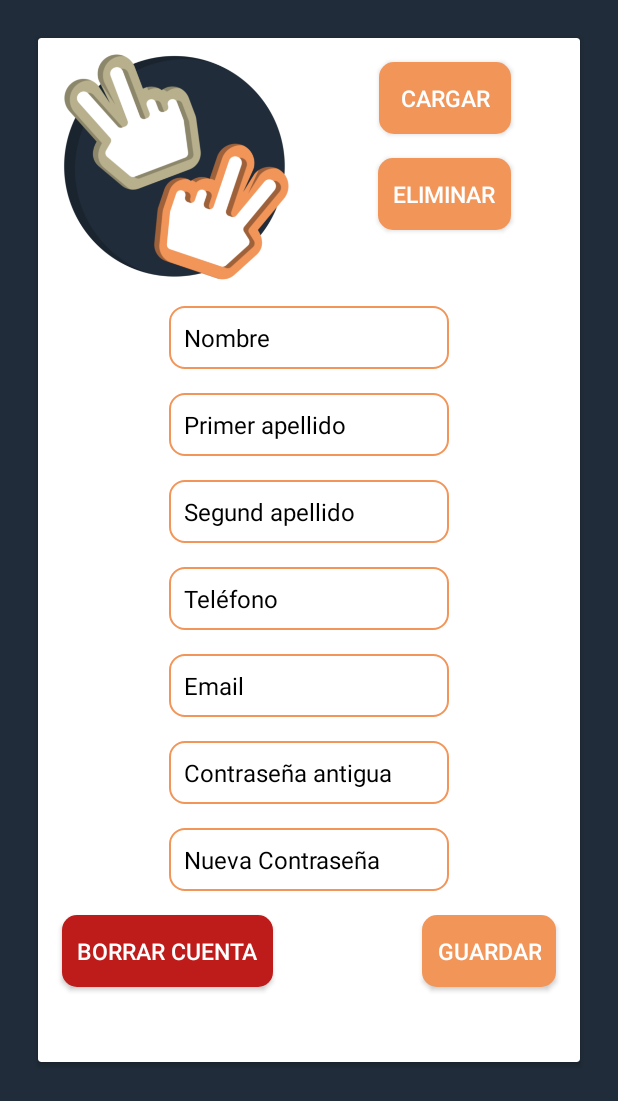
After one commit to alvvdc/secondlife, an Android app: the fragment ProfileFragment shown on its own in the app's theme, on a phone screen of 412 x 824 dp. The commit adds this screen. Shown: the top 1101 px of the screen. Run offline under Robolectric (Android 15) with nearby library versions, the phone set to English and light mode, and no system bars.

Commit message:
Layout para mostrar el perfil y sus opciones, modificados los layouts ya creados con un scrollview para ser responsivos

```diff
--- /dev/null
+++ b/frontend/app/src/main/java/com/iesvirgendelcarmen/secondlife/ui/ProfileFragment.kt
@@ -0,0 +1,19 @@
+package com.iesvirgendelcarmen.secondlife.ui
+
+import android.content.Context
+import android.net.Uri
+import android.os.Bundle
+import androidx.fragment.app.Fragment
+import android.view.LayoutInflater
+import android.view.View
+import android.view.ViewGroup
+
+import com.iesvirgendelcarmen.secondlife.R
+
+
+class ProfileFragment : Fragment() {
+
+    override fun onCreateView(inflater: LayoutInflater, container: ViewGroup?, savedInstanceState: Bundle?): View? {
+        return inflater.inflate(R.layout.profile, container, false)
+    }
+}
--- /dev/null
+++ b/frontend/app/src/main/res/drawable/rounded_shape3.xml
@@ -0,0 +1,13 @@
+<?xml version="1.0" encoding="utf-8"?>
+<shape
+    xmlns:android="http://schemas.android.com/apk/res/android"
+    android:shape="rectangle"   >
+
+    <solid
+        android:color="@color/color7" >
+    </solid>
+
+    <corners
+        android:radius="10dp"   >
+    </corners>
+</shape>
--- a/frontend/app/src/main/res/layout/login.xml
+++ b/frontend/app/src/main/res/layout/login.xml
@@ -1,7 +1,24 @@
-<?xml version="1.0" encoding="utf-8"?>
 <androidx.constraintlayout.widget.ConstraintLayout xmlns:android="http://schemas.android.com/apk/res/android"
     xmlns:app="http://schemas.android.com/apk/res-auto"
     xmlns:tools="http://schemas.android.com/tools"
+    android:layout_width="match_parent"
+    android:layout_height="match_parent"
+    android:background="#2B000000">
+
+    <ScrollView
+        android:layout_width="match_parent"
+        android:layout_height="match_parent"
+        app:layout_constraintBottom_toBottomOf="parent"
+        app:layout_constraintEnd_toEndOf="parent"
+        app:layout_constraintStart_toStartOf="parent"
+        app:layout_constraintTop_toTopOf="parent">
+
+        <androidx.cardview.widget.CardView
+            android:layout_width="match_parent"
+            android:layout_height="match_parent"
+            android:layout_margin="25dp">
+
+            <androidx.constraintlayout.widget.ConstraintLayout
                 android:layout_width="match_parent"
                 android:layout_height="match_parent">
 
@@ -49,20 +66,22 @@
                     android:id="@+id/textView"
                     android:layout_width="wrap_content"
                     android:layout_height="wrap_content"
+                    android:layout_marginTop="100dp"
                     android:layout_marginBottom="16dp"
                     android:text="¿Aun no tienes cuenta?"
                     android:textColor="#000000"
                     android:textSize="20dp"
                     app:layout_constraintBottom_toTopOf="@+id/register"
                     app:layout_constraintEnd_toEndOf="parent"
-        app:layout_constraintStart_toStartOf="parent" />
+                    app:layout_constraintStart_toStartOf="parent"
+                    app:layout_constraintTop_toBottomOf="@+id/login" />
 
                 <Button
                     android:id="@+id/register"
                     style="@style/AppTheme.ButtonCustom"
                     android:layout_width="wrap_content"
                     android:layout_height="wrap_content"
-        android:layout_marginBottom="32dp"
+                    android:layout_marginBottom="50dp"
                     android:text="Registrarme"
                     app:layout_constraintBottom_toBottomOf="parent"
                     app:layout_constraintEnd_toEndOf="parent"
@@ -95,3 +114,9 @@
                     android:orientation="horizontal"
                     app:layout_constraintGuide_percent="0.25" />
             </androidx.constraintlayout.widget.ConstraintLayout>
+
+        </androidx.cardview.widget.CardView>
+
+
+    </ScrollView>
+</androidx.constraintlayout.widget.ConstraintLayout>
--- /dev/null
+++ b/frontend/app/src/main/res/layout/profile.xml
@@ -0,0 +1,196 @@
+<?xml version="1.0" encoding="utf-8"?>
+<androidx.constraintlayout.widget.ConstraintLayout xmlns:android="http://schemas.android.com/apk/res/android"
+    xmlns:app="http://schemas.android.com/apk/res-auto"
+    xmlns:tools="http://schemas.android.com/tools"
+    android:layout_width="match_parent"
+    android:layout_height="match_parent"
+    android:background="@color/color2">
+
+
+    <ScrollView
+        android:layout_width="match_parent"
+        android:layout_height="match_parent"
+        app:layout_constraintBottom_toBottomOf="parent"
+        app:layout_constraintEnd_toEndOf="parent"
+        app:layout_constraintStart_toStartOf="parent"
+        app:layout_constraintTop_toTopOf="parent">
+
+        <androidx.cardview.widget.CardView
+            android:layout_width="match_parent"
+            android:layout_height="wrap_content"
+            android:layout_margin="25dp">
+
+            <androidx.constraintlayout.widget.ConstraintLayout
+                android:layout_width="match_parent"
+                android:layout_height="match_parent">
+
+                <ImageView
+                    android:id="@+id/imageView5"
+                    android:layout_width="0dp"
+                    android:layout_height="0dp"
+                    app:layout_constraintBottom_toTopOf="@+id/guideline5"
+                    app:layout_constraintEnd_toStartOf="@+id/guideline6"
+                    app:layout_constraintStart_toStartOf="parent"
+                    app:layout_constraintTop_toTopOf="parent"
+                    app:srcCompat="@drawable/logo" />
+
+                <androidx.constraintlayout.widget.Guideline
+                    android:id="@+id/guideline5"
+                    android:layout_width="wrap_content"
+                    android:layout_height="wrap_content"
+                    android:orientation="horizontal"
+                    app:layout_constraintGuide_percent="0.25" />
+
+                <androidx.constraintlayout.widget.Guideline
+                    android:id="@+id/guideline6"
+                    android:layout_width="wrap_content"
+                    android:layout_height="wrap_content"
+                    android:orientation="vertical"
+                    app:layout_constraintGuide_percent="0.5" />
+
+                <Button
+                    android:id="@+id/loadImage"
+                    style="@style/AppTheme.ButtonCustom"
+                    android:layout_width="wrap_content"
+                    android:layout_height="wrap_content"
+                    android:layout_marginTop="16dp"
+                    android:text="Cargar"
+                    app:layout_constraintEnd_toEndOf="parent"
+                    app:layout_constraintStart_toStartOf="@+id/guideline6"
+                    app:layout_constraintTop_toTopOf="parent" />
+
+                <Button
+                    android:id="@+id/removeImage"
+                    style="@style/AppTheme.ButtonCustom"
+                    android:layout_width="wrap_content"
+                    android:layout_height="wrap_content"
+                    android:layout_marginTop="16dp"
+                    android:text="Eliminar"
+                    app:layout_constraintEnd_toEndOf="parent"
+                    app:layout_constraintStart_toStartOf="@+id/guideline6"
+                    app:layout_constraintTop_toBottomOf="@+id/loadImage" />
+
+                <EditText
+                    android:id="@+id/editText"
+                    style="@style/AppTheme.EditTextCustom"
+                    android:layout_width="wrap_content"
+                    android:layout_height="wrap_content"
+                    android:layout_marginTop="8dp"
+                    android:ems="10"
+                    android:hint="Nombre"
+                    android:inputType="textPersonName"
+                    app:layout_constraintEnd_toEndOf="parent"
+                    app:layout_constraintStart_toStartOf="parent"
+                    app:layout_constraintTop_toTopOf="@+id/guideline5" />
+
+                <EditText
+                    android:id="@+id/editText2"
+                    style="@style/AppTheme.EditTextCustom"
+                    android:layout_width="wrap_content"
+                    android:layout_height="wrap_content"
+                    android:layout_marginTop="16dp"
+                    android:ems="10"
+                    android:hint="Primer apellido"
+                    android:inputType="textPersonName"
+                    app:layout_constraintEnd_toEndOf="parent"
+                    app:layout_constraintStart_toStartOf="parent"
+                    app:layout_constraintTop_toBottomOf="@+id/editText" />
+
+                <EditText
+                    android:id="@+id/editText3"
+                    style="@style/AppTheme.EditTextCustom"
+                    android:layout_width="wrap_content"
+                    android:layout_height="wrap_content"
+                    android:layout_marginTop="16dp"
+                    android:ems="10"
+                    android:hint="Segund apellido"
+                    android:inputType="textPersonName"
+                    app:layout_constraintEnd_toEndOf="parent"
+                    app:layout_constraintStart_toStartOf="parent"
+                    app:layout_constraintTop_toBottomOf="@+id/editText2" />
+
+                <EditText
+                    android:id="@+id/editText4"
+                    style="@style/AppTheme.EditTextCustom"
+                    android:layout_width="wrap_content"
+                    android:layout_height="wrap_content"
+                    android:layout_marginTop="16dp"
+                    android:ems="10"
+                    android:hint="Email"
+                    android:inputType="textEmailAddress"
+                    app:layout_constraintEnd_toEndOf="parent"
+                    app:layout_constraintStart_toStartOf="parent"
+                    app:layout_constraintTop_toBottomOf="@+id/editText5" />
+
+                <EditText
+                    android:id="@+id/editText5"
+                    style="@style/AppTheme.EditTextCustom"
+                    android:layout_width="wrap_content"
+                    android:layout_height="wrap_content"
+                    android:layout_marginTop="16dp"
+                    android:ems="10"
+                    android:hint="Teléfono"
+                    android:inputType="phone"
+                    app:layout_constraintEnd_toEndOf="parent"
+                    app:layout_constraintStart_toStartOf="parent"
+                    app:layout_constraintTop_toBottomOf="@+id/editText3" />
+
+                <EditText
+                    android:id="@+id/editText6"
+                    style="@style/AppTheme.EditTextCustom"
+                    android:layout_width="wrap_content"
+                    android:layout_height="wrap_content"
+                    android:layout_marginTop="16dp"
+                    android:ems="10"
+                    android:hint="Contraseña antigua"
+                    android:inputType="textPassword"
+                    app:layout_constraintEnd_toEndOf="parent"
+                    app:layout_constraintStart_toStartOf="parent"
+                    app:layout_constraintTop_toBottomOf="@+id/editText4" />
+
+                <EditText
+                    android:id="@+id/editText7"
+                    style="@style/AppTheme.EditTextCustom"
+                    android:layout_width="wrap_content"
+                    android:layout_height="wrap_content"
+                    android:layout_marginTop="16dp"
+                    android:ems="10"
+                    android:hint="Nueva Contraseña"
+                    android:inputType="textPassword"
+                    app:layout_constraintEnd_toEndOf="parent"
+                    app:layout_constraintStart_toStartOf="parent"
+                    app:layout_constraintTop_toBottomOf="@+id/editText6" />
+
+                <Button
+                    android:id="@+id/button3"
+                    style="@style/AppTheme.ButtonCustom"
+                    android:layout_width="wrap_content"
+                    android:layout_height="wrap_content"
+                    android:layout_marginTop="16dp"
+                    android:layout_marginEnd="16dp"
+                    android:layout_marginBottom="50dp"
+                    android:text="Guardar"
+                    app:layout_constraintBottom_toBottomOf="parent"
+                    app:layout_constraintEnd_toEndOf="parent"
+                    app:layout_constraintTop_toBottomOf="@+id/editText7" />
+
+                <Button
+                    android:id="@+id/button4"
+                    style="@style/AppTheme.ButtonCustomWarn"
+                    android:layout_width="wrap_content"
+                    android:layout_height="wrap_content"
+                    android:layout_marginStart="16dp"
+                    android:layout_marginTop="16dp"
+                    android:layout_marginBottom="50dp"
+                    android:text="Borrar cuenta"
+                    app:layout_constraintBottom_toBottomOf="parent"
+                    app:layout_constraintStart_toStartOf="parent"
+                    app:layout_constraintTop_toBottomOf="@+id/editText7" />
+
+            </androidx.constraintlayout.widget.ConstraintLayout>
+
+
+        </androidx.cardview.widget.CardView>
+    </ScrollView>
+
+</androidx.constraintlayout.widget.ConstraintLayout>
--- a/frontend/app/src/main/res/layout/register.xml
+++ b/frontend/app/src/main/res/layout/register.xml
@@ -2,6 +2,25 @@
 <androidx.constraintlayout.widget.ConstraintLayout xmlns:android="http://schemas.android.com/apk/res/android"
     xmlns:app="http://schemas.android.com/apk/res-auto"
     xmlns:tools="http://schemas.android.com/tools"
+    android:layout_width="match_parent"
+    android:layout_height="match_parent"
+    android:background="#2C000000">
+
+
+    <ScrollView
+        android:layout_width="match_parent"
+        android:layout_height="match_parent"
+        app:layout_constraintBottom_toBottomOf="parent"
+        app:layout_constraintEnd_toEndOf="parent"
+        app:layout_constraintStart_toStartOf="parent"
+        app:layout_constraintTop_toTopOf="parent">
+
+        <androidx.cardview.widget.CardView
+            android:layout_width="match_parent"
+            android:layout_height="match_parent"
+            android:layout_margin="25dp">
+
+            <androidx.constraintlayout.widget.ConstraintLayout
                 android:layout_width="match_parent"
                 android:layout_height="match_parent">
 
@@ -94,7 +113,9 @@
                     android:layout_width="wrap_content"
                     android:layout_height="wrap_content"
                     android:layout_marginTop="24dp"
+                    android:layout_marginBottom="50dp"
                     android:text="Registrarme"
+                    app:layout_constraintBottom_toBottomOf="parent"
                     app:layout_constraintEnd_toEndOf="parent"
                     app:layout_constraintStart_toStartOf="parent"
                     app:layout_constraintTop_toBottomOf="@+id/password2" />
@@ -153,3 +174,9 @@
                     app:layout_constraintTop_toBottomOf="@+id/password1" />
 
             </androidx.constraintlayout.widget.ConstraintLayout>
+
+        </androidx.cardview.widget.CardView>
+
+    </ScrollView>
+
+</androidx.constraintlayout.widget.ConstraintLayout>
--- a/frontend/app/src/main/res/values/colors.xml
+++ b/frontend/app/src/main/res/values/colors.xml
@@ -12,5 +12,6 @@
     <color name="color4">#F2D492</color>
     <color name="color5">#F29559</color>
     <color name="color6">#FFFFFF</color>
+    <color name="color7">#BE1B1B</color>
 
 </resources>
--- a/frontend/app/src/main/res/values/styles.xml
+++ b/frontend/app/src/main/res/values/styles.xml
@@ -21,6 +21,14 @@
         <item name="android:paddingRight">10dp</item>
     </style>
 
+    <style name="AppTheme.ButtonCustomWarn" parent="Widget.AppCompat.Button.Colored">
+        <item name="android:background">@drawable/rounded_shape3</item>
+        <item name="android:textSize">15dp</item>
+        <item name="android:textColor">@color/color6</item>
+        <item name="android:paddingLeft">10dp</item>
+        <item name="android:paddingRight">10dp</item>
+    </style>
+
     <style name="AppTheme.EditTextCustom" parent="Widget.AppCompat.EditText">
         <item name="android:background">@drawable/rounded_shape2</item>
         <item name="android:textSize">16dp</item>
```
Lines whose indentation alone changed are shown as unchanged.
